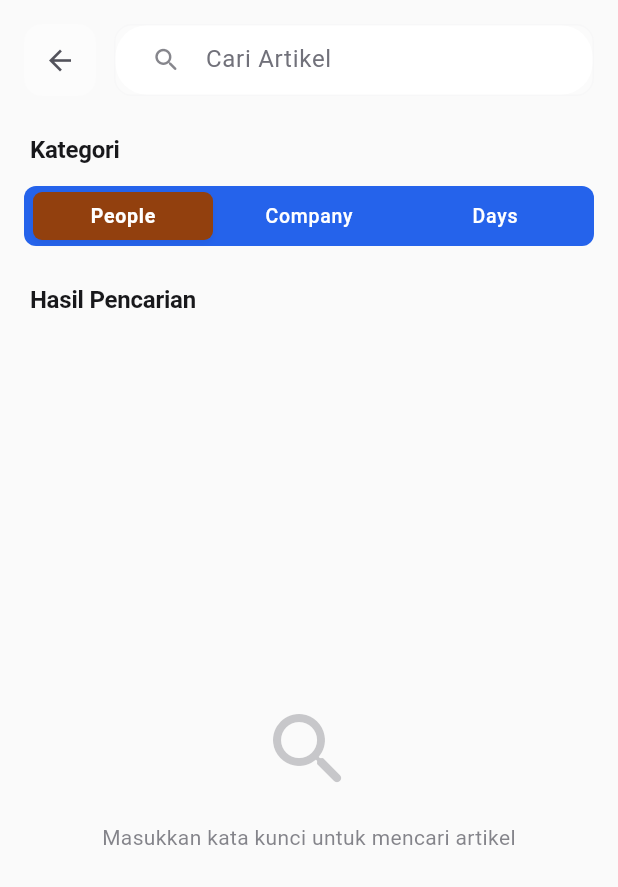
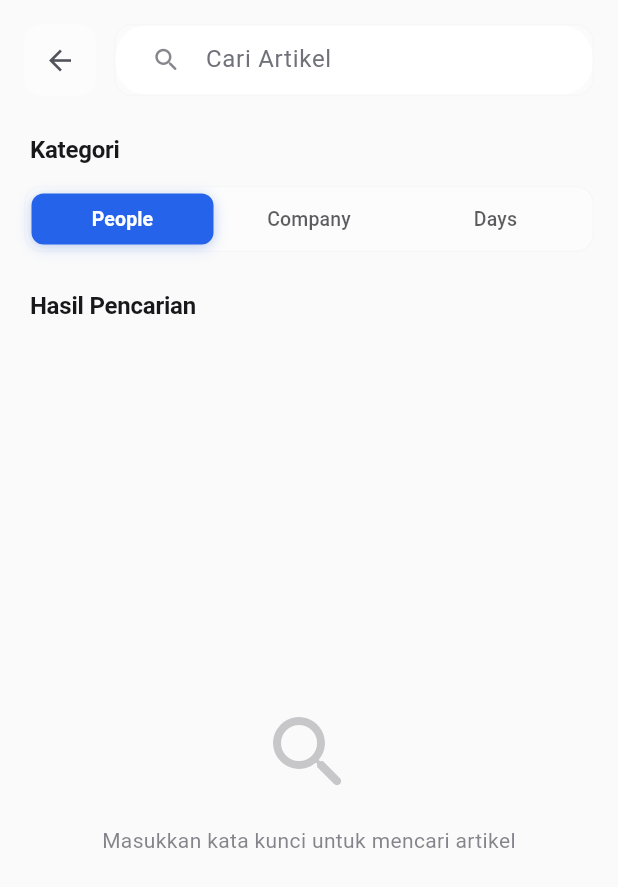
Before and after one commit to fahrezapratamahidayat/flashfeed, a Flutter app: the ExploreScreen screen opened by its route, on a phone screen of 412 x 824 dp. Shown: the top 887 px of the screen. Run offline on Flutter 3.47's test engine with Material 3 defaults, Android fonts, the light colour scheme and no system bars; our stand-ins replace firebase_auth, firebase_core, flutter_screenutil, font_awesome_flutter, google_sign_in, shared_preferences; accounts and stored records are empty; statements that could not run were skipped.

Commit message:
refactor: improve NewsCategoryTabs styling and interaction for better UI responsiveness and dark mode support

```diff
--- a/lib/src/presentation/widgets/news_category_tabs.dart
+++ b/lib/src/presentation/widgets/news_category_tabs.dart
@@ -23,73 +23,102 @@ class _NewsCategoryTabsState extends State<NewsCategoryTabs> {
   Widget build(BuildContext context) {
     final theme = Theme.of(context);
     final colorScheme = theme.colorScheme;
+    final isDarkMode = theme.brightness == Brightness.dark;
 
     return Container(
-      height: 40,
+      height: 44,
       decoration: BoxDecoration(
-        color: colorScheme.primary,
-        borderRadius: BorderRadius.circular(8),
+        color: isDarkMode
+            ? colorScheme.surface.withValues(alpha: 0.5)
+            : colorScheme.surfaceContainerHighest.withValues(alpha: 0.3),
+        borderRadius: BorderRadius.circular(12),
+        border: Border.all(
+          color: colorScheme.outline.withValues(alpha: 0.12),
+          width: 1,
+        ),
       ),
       padding: const EdgeInsets.all(4),
       child: Row(
-        children: searchcategory.map((category) {
+        children: searchcategory.asMap().entries.map((entry) {
+          final index = entry.key;
+          final category = entry.value;
           final bool isSelected = category['value'] == _selectedCategoryValue;
+          final bool isFirst = index == 0;
+          final bool isLast = index == searchcategory.length - 1;
+
           return Expanded(
             child: Padding(
-              padding: const EdgeInsets.symmetric(horizontal: 2),
+              padding: EdgeInsets.only(
+                left: isFirst ? 0 : 2,
+                right: isLast ? 0 : 2,
+              ),
               child: AnimatedContainer(
-                duration: const Duration(milliseconds: 200),
-                curve: Curves.easeInOut,
+                duration: const Duration(milliseconds: 250),
+                curve: Curves.easeInOutCubic,
                 decoration: BoxDecoration(
-                  color: isSelected
-                      ? colorScheme.onSecondaryContainer
-                      : Colors.transparent,
-                  borderRadius: BorderRadius.circular(6),
+                  color: isSelected ? colorScheme.primary : Colors.transparent,
+                  borderRadius: BorderRadius.circular(8),
                   boxShadow: isSelected
                       ? [
                           BoxShadow(
-                            color: Colors.black.withValues(alpha: 0.05),
-                            blurRadius: 3,
+                            color: colorScheme.primary.withValues(alpha: 0.25),
+                            blurRadius: 8,
                             offset: const Offset(0, 2),
                           ),
+                          BoxShadow(
+                            color: Colors.black.withValues(
+                              alpha: isDarkMode ? 0.1 : 0.05,
+                            ),
+                            blurRadius: 4,
+                            offset: const Offset(0, 1),
+                          ),
                         ]
-                      : null,
-                  border: isSelected
-                      ? Border.all(
-                          color: colorScheme.onSecondaryContainer.withValues(
-                            alpha: 0.1,
-                          ),
-                          width: 1,
-                        )
                       : null,
                 ),
                 child: Material(
                   color: Colors.transparent,
                   child: InkWell(
                     onTap: () {
+                      if (!isSelected) {
                         setState(() {
                           _selectedCategoryValue = category['value'];
                         });
+                      }
                     },
-                    borderRadius: BorderRadius.circular(6),
+                    borderRadius: BorderRadius.circular(8),
+                    splashColor: isSelected
+                        ? colorScheme.onPrimary.withValues(alpha: 0.1)
+                        : colorScheme.primary.withValues(alpha: 0.1),
+                    highlightColor: isSelected
+                        ? colorScheme.onPrimary.withValues(alpha: 0.05)
+                        : colorScheme.primary.withValues(alpha: 0.05),
                     child: Container(
                       alignment: Alignment.center,
                       padding: const EdgeInsets.symmetric(
-                        horizontal: 14,
-                        vertical: 6,
+                        horizontal: 12,
+                        vertical: 8,
                       ),
+                      child: AnimatedDefaultTextStyle(
+                        duration: const Duration(milliseconds: 200),
+                        style:
+                            theme.textTheme.labelMedium?.copyWith(
+                              color: isSelected
+                                  ? colorScheme.onPrimary
+                                  : colorScheme.onSurface.withValues(
+                                      alpha: 0.7,
+                                    ),
+                              fontWeight: isSelected
+                                  ? FontWeight.w600
+                                  : FontWeight.w500,
+                              fontSize: 13,
+                              letterSpacing: 0.1,
+                            ) ??
+                            const TextStyle(),
                         child: Text(
                           category['label']!,
                           maxLines: 1,
                           overflow: TextOverflow.ellipsis,
-                        style: theme.textTheme.labelMedium?.copyWith(
-                          color: isSelected
-                              ? colorScheme.surface
-                              : colorScheme.onPrimary,
-                          fontWeight: isSelected
-                              ? FontWeight.w600
-                              : FontWeight.w500,
-                          fontSize: 13,
+                          textAlign: TextAlign.center,
                         ),
                       ),
                     ),
@@ -98,7 +127,7 @@ class _NewsCategoryTabsState extends State<NewsCategoryTabs> {
               ),
             ),
           );
-        }).toList(), // <-- Jangan lupa .toList()
+        }).toList(),
       ),
     );
   }
```
Lines whose indentation alone changed are shown as unchanged.
